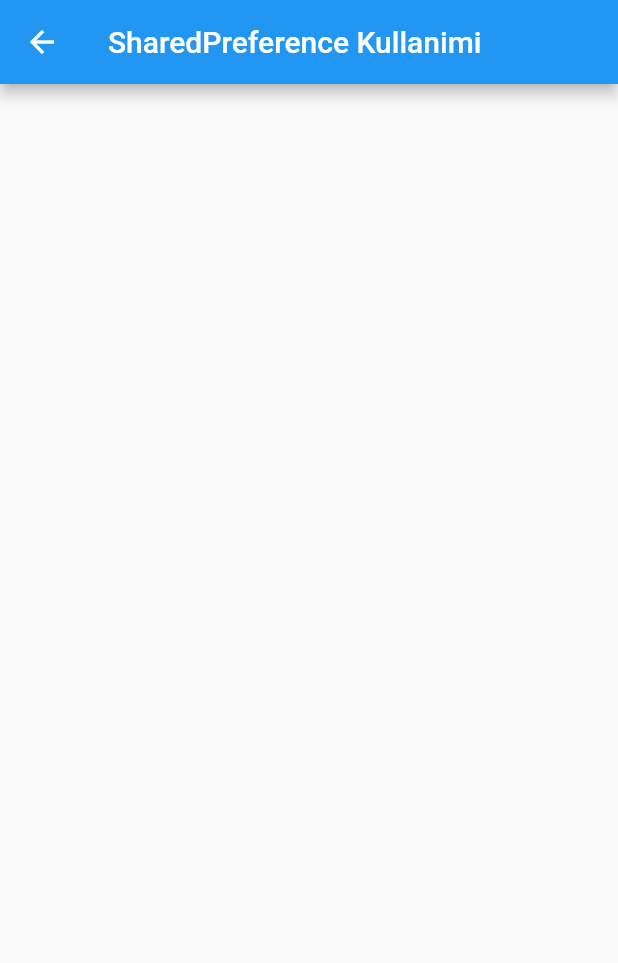
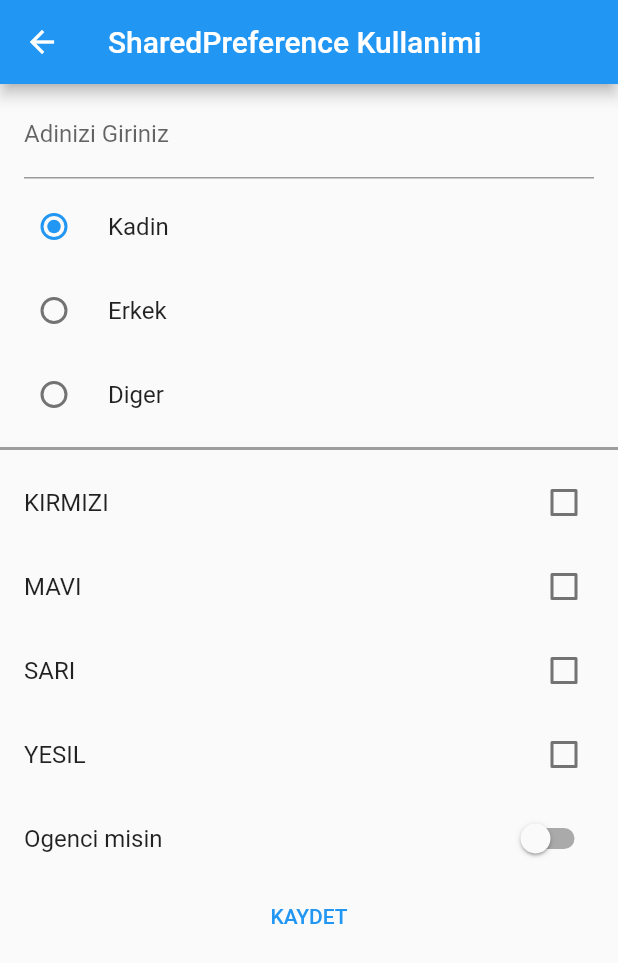
Before and after one commit to tahaturan/flutter_storage_operations_2, a Flutter app: the SharedPreferenceKullanimi screen opened directly, on a phone screen of 412 x 824 dp. Shown: the top 963 px of the screen. Run offline on Flutter 3.47's test engine with Material 2 defaults, Android fonts, the phone set to English and light mode, and no system bars.

Commit message:
Kayit icin tasarim yapildi

```diff
--- /dev/null
+++ b/lib/model/my_models.dart
@@ -0,0 +1,5 @@
+// ignore_for_file: constant_identifier_names
+
+enum Cinsiyet { KADIN, ERKEK, DIGER }
+
+enum Renkler { SARI, KIRMIZI, MAVI, PEMBE, YESIL }
--- a/lib/pages/shared_pref_kullanimi.dart
+++ b/lib/pages/shared_pref_kullanimi.dart
@@ -1,15 +1,90 @@
+import 'package:flutter/foundation.dart';
 import 'package:flutter/material.dart';
+import 'package:flutter_storage_operations_2/model/my_models.dart';
 
-class SharedPreferenceKullanimi extends StatelessWidget {
+class SharedPreferenceKullanimi extends StatefulWidget {
   const SharedPreferenceKullanimi({Key? key}) : super(key: key);
 
+  @override
+  State<SharedPreferenceKullanimi> createState() =>
+      _SharedPreferenceKullanimiState();
+}
+
+class _SharedPreferenceKullanimiState extends State<SharedPreferenceKullanimi> {
+  var secilenCinsiyet = Cinsiyet.KADIN;
+  var secilenRenkler = [];
+  var ogrenciMi = false;
   @override
   Widget build(BuildContext context) {
     return Scaffold(
       appBar: AppBar(
         title: const Text('SharedPreference Kullanimi'),
       ),
-      body: Container(),
+      body: ListView(
+        children: [
+          const ListTile(
+            title: TextField(
+              decoration: InputDecoration(labelText: "Adinizi Giriniz"),
+            ),
+          ),
+          _buildRadioListTiles("Kadin", Cinsiyet.KADIN),
+          _buildRadioListTiles("Erkek", Cinsiyet.ERKEK),
+          _buildRadioListTiles("Diger", Cinsiyet.DIGER),
+          //Ayirici Cizgi
+          const Divider(
+            color: Colors.grey,
+            thickness: 2,
+          ),
+          _buildCheckboxListTiles(Renkler.KIRMIZI),
+          _buildCheckboxListTiles(Renkler.MAVI),
+          _buildCheckboxListTiles(Renkler.SARI),
+          _buildCheckboxListTiles(Renkler.YESIL),
+          SwitchListTile(
+            title: const Text("Ogenci misin"),
+            value: ogrenciMi,
+            onChanged: (bool deger) {
+              setState(() {
+                ogrenciMi = deger;
+              });
+            },
+          ),
+          TextButton(
+            onPressed: () {},
+            child: const Text(
+              "KAYDET",
+            ),
+          ),
+        ],
+      ),
+    );
+  }
+
+  CheckboxListTile _buildCheckboxListTiles(Renkler renk) {
+    return CheckboxListTile(
+      title: Text(describeEnum(renk)),
+      value: secilenRenkler.contains(describeEnum(renk)),
+      onChanged: (bool? deger) {
+        if (deger == false) {
+          secilenRenkler.remove(describeEnum(renk));
+        } else {
+          secilenRenkler.add(describeEnum(renk));
+        }
+        setState(() {});
+      },
+    );
+  }
+
+  RadioListTile<Cinsiyet> _buildRadioListTiles(
+      String title, Cinsiyet cinsiyet) {
+    return RadioListTile(
+      title: Text(title),
+      value: cinsiyet,
+      groupValue: secilenCinsiyet,
+      onChanged: (Cinsiyet? secilmisCinsiyet) {
+        setState(() {
+          secilenCinsiyet = secilmisCinsiyet!;
+        });
+      },
     );
   }
 }
```
